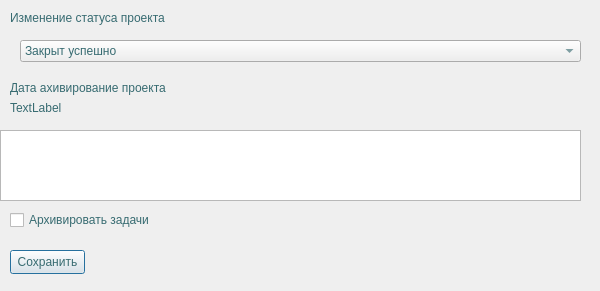
Old version of the form ChangeStatusProjectDialog.ui in the repository Barnaga/TerraCRM.
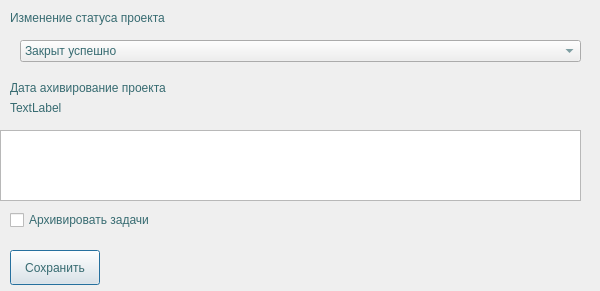
New version of the form.

```diff
--- a/ChangeStatusProjectDialog.ui
+++ b/ChangeStatusProjectDialog.ui
@@ -85,8 +85,8 @@
     <rect>
      <x>10</x>
      <y>250</y>
-     <width>75</width>
-     <height>24</height>
+     <width>90</width>
+     <height>35</height>
     </rect>
    </property>
    <property name="text">
```
